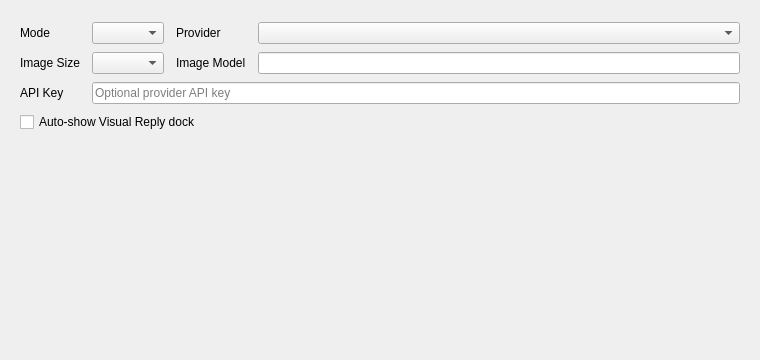
Qt form addons/visual_reply/ui/visual_reply_core.ui (Rakile/NeuralCompanion) before a commit.
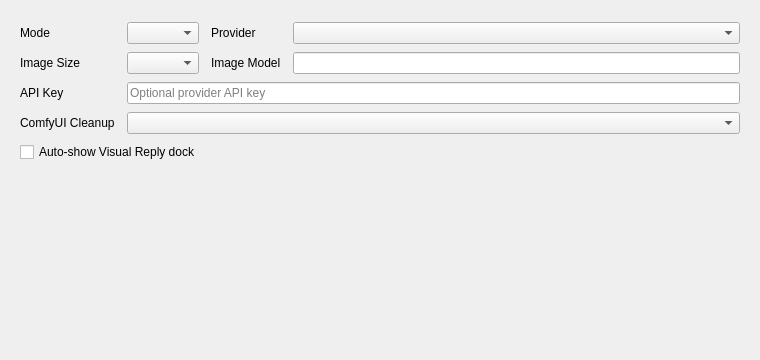
The same form after that commit.

Commit message: Add ComfyUI visual reply cleanup option

Diff of the .ui file:
```diff
--- a/addons/visual_reply/ui/visual_reply_core.ui
+++ b/addons/visual_reply/ui/visual_reply_core.ui
@@ -109,6 +109,16 @@
           </property>
          </widget>
         </item>
+        <item row="3" column="0">
+         <widget class="QLabel" name="visual_reply_comfyui_cleanup_label">
+          <property name="text">
+           <string>ComfyUI Cleanup</string>
+          </property>
+         </widget>
+        </item>
+        <item row="3" column="1" colspan="3">
+         <widget class="QComboBox" name="visual_reply_comfyui_cleanup_combo"/>
+        </item>
        </layout>
       </item>
       <item>
```
The commit also changes 10 other files.
